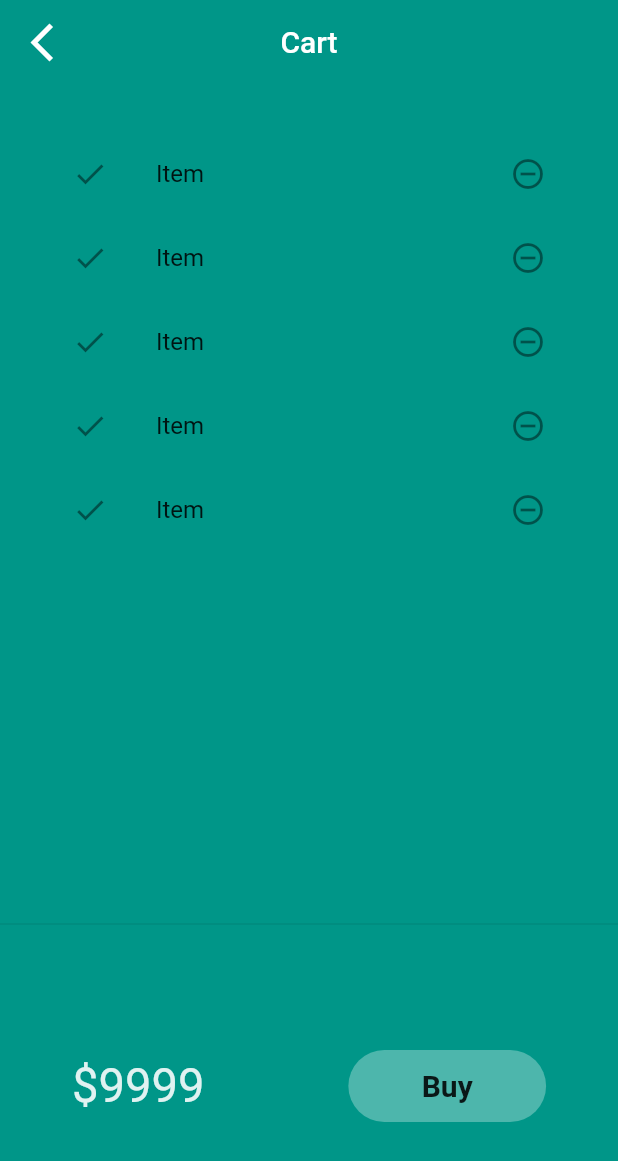
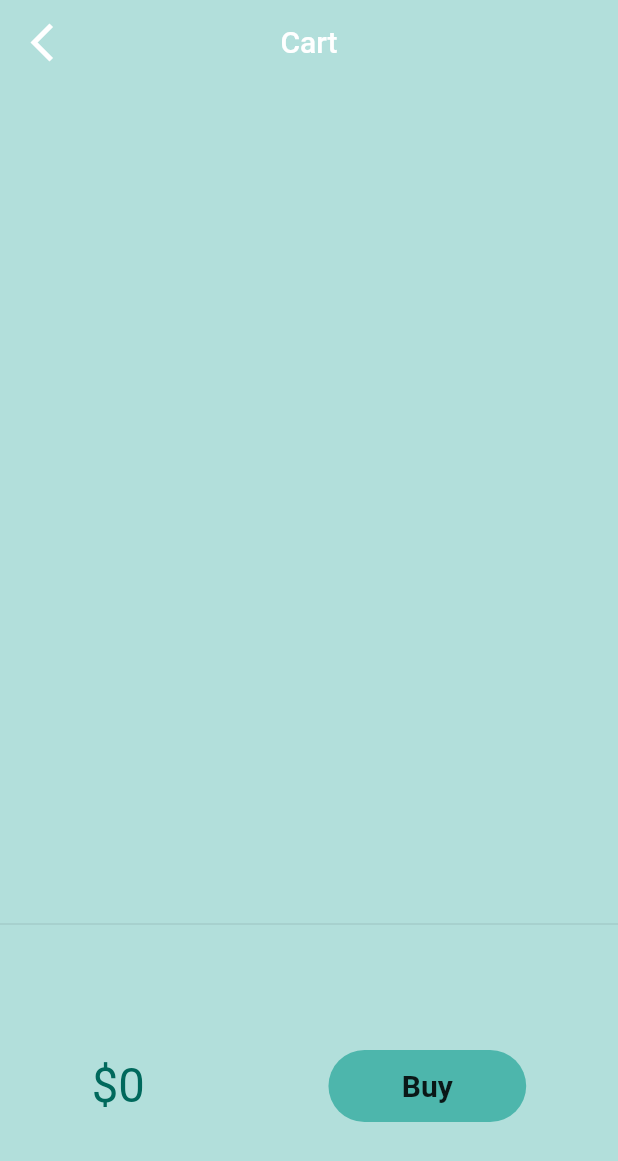
Before and after one commit to harshitAmar/30daysofFlutter, a Flutter app: the Cart screen opened by its route, on a phone screen of 412 x 824 dp. Shown: the top 1161 px of the screen. Run offline on Flutter 3.47's test engine with Material 2 defaults, Android fonts, the phone set to English and light mode, and no system bars; our stand-ins replace google_fonts, velocity_x; network calls fail.

Commit message:
day 24 completed

```diff
--- a/lib/models/catalog_model.dart
+++ b/lib/models/catalog_model.dart
@@ -1,10 +1,13 @@
 import 'dart:convert';
 
 class CatalogModel {
+  static final catModel = CatalogModel._internal();
+  CatalogModel._internal();
+  factory CatalogModel() => catModel;
   static List<Item> items = [];
-  static Item getById(int id) =>
+  Item getById(int id) =>
       items.firstWhere((element) => element.id == id, orElse: null);
-  static Item getByPosition(int pos) => items[pos];
+  Item getByPosition(int pos) => items[pos];
 }
 
 class Item {
--- a/lib/pages/cart_page.dart
+++ b/lib/pages/cart_page.dart
@@ -1,3 +1,4 @@
+import 'package:firstapp/widgets/cart.dart';
 import 'package:velocity_x/velocity_x.dart';
 import 'package:flutter/material.dart';
 
@@ -30,12 +31,18 @@ class _CartTotal extends StatelessWidget {
 
   @override
   Widget build(BuildContext context) {
+    final _cart = CartModel();
+
     return SizedBox(
       height: 200,
       child: Row(
         mainAxisAlignment: MainAxisAlignment.spaceAround,
         children: [
-          "\$9999".text.xl4.color(context.theme.hintColor).make(),
+          "\$${_cart.totalPrice}"
+              .text
+              .xl4
+              .color(context.theme.shadowColor)
+              .make(),
           Material(
               color: context.theme.splashColor,
               borderRadius: BorderRadius.circular(28),
@@ -56,14 +63,15 @@ class _CartList extends StatefulWidget {
 }
 
 class __CartListState extends State<_CartList> {
+  final _cart = CartModel();
   @override
   Widget build(BuildContext context) {
     return ListView.builder(
-        itemCount: 5,
+        itemCount: _cart.items?.length,
         itemBuilder: (context, index) => ListTile(
               leading: Icon(Icons.done),
               trailing: Icon(Icons.remove_circle_outline),
-              title: "Item".text.make(),
+              title: _cart.items[index].name.text.make(),
             ));
   }
 }
--- a/lib/pages/homedetails.dart
+++ b/lib/pages/homedetails.dart
@@ -10,7 +10,7 @@ class HomeDetails extends StatelessWidget {
   @override
   Widget build(BuildContext context) {
     return Scaffold(
-      backgroundColor: context.theme.splashColor,
+      backgroundColor: context.theme.primaryColorDark,
       appBar: AppBar(
         leading: IconButton(
           icon: Icon(
--- a/lib/pages/homepage.dart
+++ b/lib/pages/homepage.dart
@@ -9,7 +9,6 @@ import 'package:flutter/services.dart';
 import 'package:velocity_x/velocity_x.dart';
 
 import 'package:firstapp/models/catalog_model.dart';
-import 'package:firstapp/widgets/drawer.dart';
 
 import '../widgets/catalogheader.dart';
 
@@ -55,8 +54,7 @@ class _HomePageState extends State<HomePage> {
                 crossAxisAlignment: CrossAxisAlignment.start,
                 children: [
                   CatalogHeader().pOnly(bottom: 16),
-                  if (CatalogModel.items != null &&
-                      CatalogModel.items.isNotEmpty)
+                  if (CatalogModel.items.isNotEmpty)
                     CatalogList().expand()
                   else
                     Center(
--- a/lib/widgets/cart.dart
+++ b/lib/widgets/cart.dart
@@ -1,6 +1,9 @@
 import 'package:firstapp/models/catalog_model.dart';
 
 class CartModel {
+  static final cartModel = CartModel._internal();
+  CartModel._internal();
+  factory CartModel() => cartModel;
   late CatalogModel _catalog;
   final List<int> _ItemIds = [];
   CatalogModel get catalog => _catalog;
@@ -14,7 +17,8 @@ class CartModel {
   void add(Item item) {
     _ItemIds.add(item.id);
   }
-  void remove(Item item){
-    _ItemIds.remove(item.id)
+
+  void remove(Item item) {
+    _ItemIds.remove(item.id);
   }
 }
--- a/lib/widgets/themes.dart
+++ b/lib/widgets/themes.dart
@@ -6,7 +6,7 @@ import 'package:velocity_x/velocity_x.dart';
 
 class MyTheme {
   static ThemeData lightTheme(BuildContext context) => ThemeData(
-      scaffoldBackgroundColor: Colors.teal,
+      scaffoldBackgroundColor: Colors.teal.shade100,
       fontFamily: GoogleFonts.roboto().fontFamily,
       splashColor: Colors.teal.shade300,
       cardColor: Colors.teal.shade400,
```
Also changed, not shown: lib/widgets/cataloglist.dart (+43 -9 lines).
